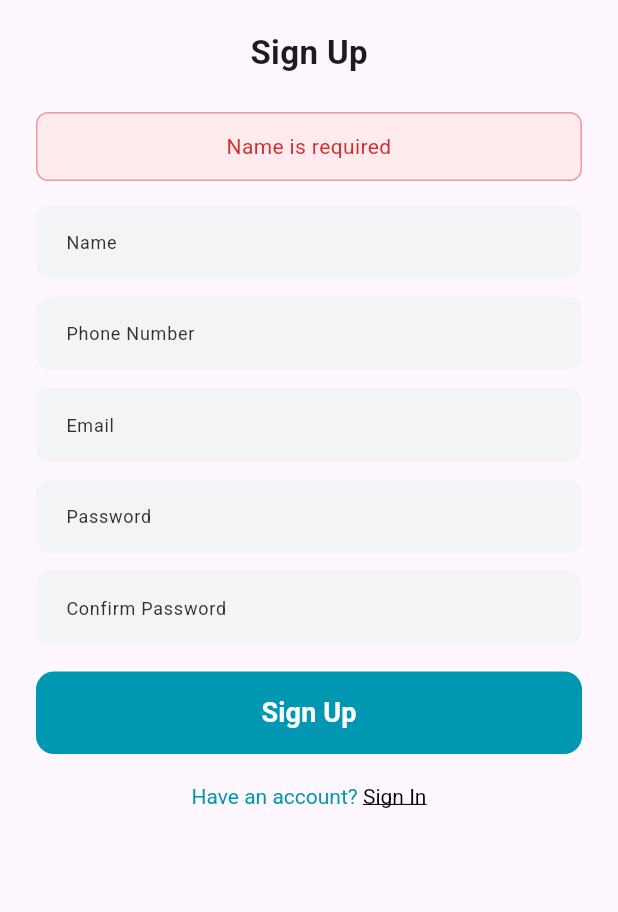
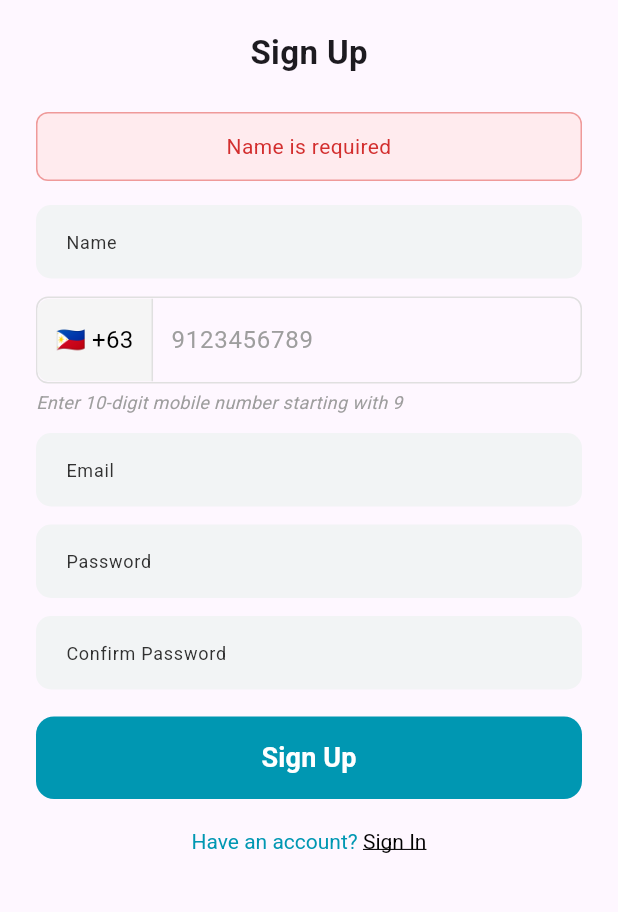
Before and after one commit to Keimana/Go-trike, a Flutter app: the SignUpScreen screen opened directly, after a tap on "Sign Up", on a phone screen of 412 x 824 dp, the part 92-1004 px from its top. Run offline on Flutter 3.47's test engine with Material 3 defaults, Android fonts, the phone set to English and light mode, and no system bars; our stand-ins replace cloud_firestore, firebase_auth, firebase_core, flutter_svg, google_maps_flutter; accounts and stored records are empty.

Commit message:
feat: ph num format in SignUp

```diff
--- a/lib/screens/signup_screen.dart
+++ b/lib/screens/signup_screen.dart
@@ -102,14 +102,64 @@ class _SignUpScreenState extends State<SignUpScreen> {
     return null;
   }
 
-  /// Validate phone field
+  /// Philippine mobile phone number validation
+  bool _isValidPhilippinePhoneNumber(String phone) {
+    // Remove all spaces and non-digit characters except +
+    String cleanPhone = phone.replaceAll(RegExp(r'[^\d+]'), '');
+
+    // Check if it starts with +63
+    if (!cleanPhone.startsWith('+63')) {
+      return false;
+    }
+
+    // Remove +63 to check the remaining digits
+    String remainingDigits = cleanPhone.substring(3);
+
+    // Philippine mobile numbers: +639XXXXXXXXX (total 13 characters)
+    // Should be exactly 10 digits and start with 9
+    return remainingDigits.length == 10 &&
+           remainingDigits.startsWith('9') &&
+           RegExp(r'^\d{10}$').hasMatch(remainingDigits);
+  }
+
+  /// Get specific error message for Philippine phone validation
+  String _getPhoneErrorMessage(String phone) {
+    if (phone.isEmpty) {
+      return 'Phone number is required';
+    }
+
+    String cleanPhone = phone.replaceAll(RegExp(r'[^\d+]'), '');
+
+    if (!cleanPhone.startsWith('+63')) {
+      return 'Phone number must start with +63';
+    }
+
+    String remainingDigits = cleanPhone.substring(3);
+
+    if (remainingDigits.length < 10) {
+      return 'Phone number is too short';
+    } else if (remainingDigits.length > 10) {
+      return 'Phone number is too long';
+    } else if (!remainingDigits.startsWith('9')) {
+      return 'Mobile number must start with +639';
+    }
+
+    return 'Invalid Philippine mobile number format';
+  }
+
+  /// Validate phone field with Philippine format
   String? _validatePhone(String? value) {
     if (value == null || value.trim().isEmpty) {
       return 'Phone number is required';
     }
-    if (!RegExp(r'^\+?[\d\s\-\(\)]{10,}$').hasMatch(value)) {
-      return 'Please enter a valid phone number';
+
+    // Construct full phone number with +63 prefix
+    String fullPhone = '+63${value.trim()}';
+
+    if (!_isValidPhilippinePhoneNumber(fullPhone)) {
+      return _getPhoneErrorMessage(fullPhone);
     }
+
     return null;
   }
 
@@ -204,7 +254,7 @@ class _SignUpScreenState extends State<SignUpScreen> {
     return {
       'uid': uid,
       'name': name,
-      'phone': phone,
+      'phone': phone, // This will already have +63 prefix
       'email': email,
       'createdAt': FieldValue.serverTimestamp(),
     };
@@ -291,7 +341,7 @@ class _SignUpScreenState extends State<SignUpScreen> {
   Future<AuthResult> _registerUser() async {
     try {
       final name = _nameController.text.trim();
-      final phone = _phoneController.text.trim();
+      final phone = '+63${_phoneController.text.trim()}'; // Add +63 prefix
       final email = _emailController.text.trim();
       final password = _passwordController.text;
 
@@ -421,6 +471,71 @@ class _SignUpScreenState extends State<SignUpScreen> {
     }
   }
 
+  /// Build custom phone field with Philippine flag and +63 prefix
+  Widget _buildPhoneField() {
+    return Container(
+      decoration: BoxDecoration(
+        borderRadius: BorderRadius.circular(8),
+        border: Border.all(color: Colors.grey[300]!),
+      ),
+      child: Row(
+        children: [
+          // Prefix container with flag and +63
+          Container(
+            padding: const EdgeInsets.symmetric(horizontal: 12, vertical: 16),
+            decoration: BoxDecoration(
+              color: Colors.grey[100],
+              borderRadius: const BorderRadius.only(
+                topLeft: Radius.circular(8),
+                bottomLeft: Radius.circular(8),
+              ),
+              border: Border(
+                right: BorderSide(color: Colors.grey[300]!),
+              ),
+            ),
+            child: Row(
+              children: [
+                const Text(
+                  '🇵🇭',
+                  style: TextStyle(fontSize: 16),
+                ),
+                const SizedBox(width: 4),
+                const Text(
+                  '+63',
+                  style: TextStyle(
+                    fontSize: 16,
+                    fontWeight: FontWeight.w500,
+                    color: Colors.black,
+                  ),
+                ),
+              ],
+            ),
+          ),
+          // Text input field
+          Expanded(
+            child: TextFormField(
+              controller: _phoneController,
+              keyboardType: TextInputType.phone,
+              decoration: const InputDecoration(
+                hintText: '9123456789',
+                hintStyle: TextStyle(
+                  color: Colors.grey,
+                  fontSize: 16,
+                ),
+                border: InputBorder.none,
+                contentPadding: EdgeInsets.symmetric(horizontal: 12, vertical: 16),
+              ),
+              style: const TextStyle(
+                fontSize: 16,
+                color: Colors.black,
+              ),
+            ),
+          ),
+        ],
+      ),
+    );
+  }
+
   @override
   Widget build(BuildContext context) {
     return Scaffold(
@@ -524,9 +639,19 @@ class _SignUpScreenState extends State<SignUpScreen> {
           controller: _nameController,
         ),
         const SizedBox(height: 12),
-        CustomTextField(
-          hintText: "Phone Number",
-          controller: _phoneController,
+        // Custom phone field with Philippine flag and +63 prefix
+        _buildPhoneField(),
+        const SizedBox(height: 4),
+        const Align(
+          alignment: Alignment.centerLeft,
+          child: Text(
+            'Enter 10-digit mobile number starting with 9',
+            style: TextStyle(
+              fontSize: 12,
+              color: Colors.grey,
+              fontStyle: FontStyle.italic,
+            ),
+          ),
         ),
         const SizedBox(height: 12),
         CustomTextField(
```
